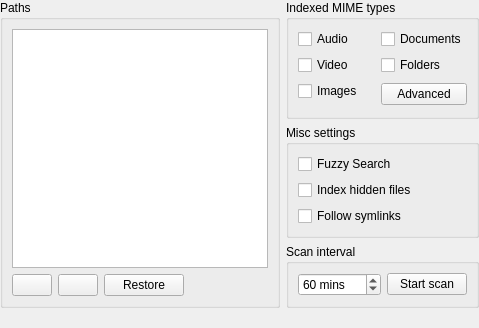
First picture: the form in files/src/configwidget.ui, repository albertlauncher/plugins, before the edit.
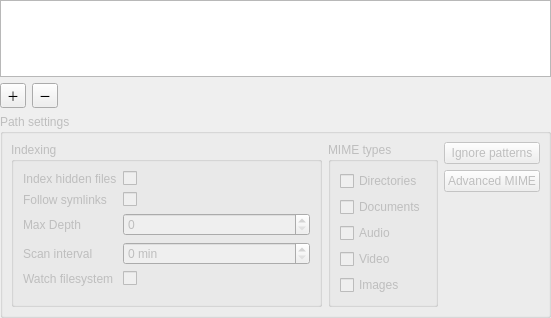
Second picture: the form after the edit. Icons and pictures are not drawn.

What changed in the file:
```diff
--- a/files/src/configwidget.ui
+++ b/files/src/configwidget.ui
@@ -1,7 +1,15 @@
 <?xml version="1.0" encoding="UTF-8"?>
 <ui version="4.0">
- <class>Files::ConfigWidget</class>
- <widget class="QWidget" name="Files::ConfigWidget">
+ <class>ConfigWidget</class>
+ <widget class="QWidget" name="ConfigWidget">
+  <property name="geometry">
+   <rect>
+    <x>0</x>
+    <y>0</y>
+    <width>551</width>
+    <height>318</height>
+   </rect>
+  </property>
   <layout class="QVBoxLayout" name="verticalLayout_2">
    <property name="leftMargin">
     <number>0</number>
@@ -16,14 +24,6 @@
     <number>0</number>
    </property>
    <item>
-    <layout class="QHBoxLayout" name="horizontalLayout_3" stretch="0,0">
-     <item>
-      <widget class="QGroupBox" name="groupBox_1">
-       <property name="title">
-        <string>Paths</string>
-       </property>
-       <layout class="QVBoxLayout" name="verticalLayout_4">
-        <item>
          <widget class="QListView" name="listView_paths">
           <property name="editTriggers">
            <set>QAbstractItemView::NoEditTriggers</set>
@@ -37,163 +37,125 @@
          </widget>
         </item>
         <item>
-         <layout class="QHBoxLayout" name="horizontalLayout_2">
+    <layout class="QHBoxLayout" name="horizontalLayout_4">
           <item>
-           <widget class="QPushButton" name="pushButton_add">
-            <property name="sizePolicy">
-             <sizepolicy hsizetype="Fixed" vsizetype="Fixed">
-              <horstretch>0</horstretch>
-              <verstretch>0</verstretch>
-             </sizepolicy>
-            </property>
-            <property name="icon">
-             <iconset theme="list-add">
-              <normaloff>.</normaloff>.</iconset>
-            </property>
+      <widget class="QToolButton" name="toolButton_add">
+       <property name="text">
+        <string>＋</string>
+       </property>
            </widget>
           </item>
           <item>
-           <widget class="QPushButton" name="pushButton_remove">
-            <property name="sizePolicy">
-             <sizepolicy hsizetype="Fixed" vsizetype="Fixed">
-              <horstretch>0</horstretch>
-              <verstretch>0</verstretch>
-             </sizepolicy>
-            </property>
-            <property name="icon">
-             <iconset theme="list-remove">
-              <normaloff>.</normaloff>.</iconset>
-            </property>
+      <widget class="QToolButton" name="toolButton_rem">
+       <property name="text">
+        <string>－</string>
+       </property>
            </widget>
           </item>
           <item>
-           <widget class="QPushButton" name="pushButton_restore">
+      <widget class="QLabel" name="label_statusbar">
             <property name="text">
-             <string>Restore</string>
+        <string/>
             </property>
            </widget>
           </item>
-          <item>
-           <spacer name="horizontalSpacer_2">
-            <property name="orientation">
-             <enum>Qt::Horizontal</enum>
-            </property>
-            <property name="sizeHint" stdset="0">
-             <size>
-              <width>0</width>
-              <height>0</height>
-             </size>
-            </property>
-           </spacer>
-          </item>
-         </layout>
-        </item>
-       </layout>
-      </widget>
-     </item>
+    </layout>
+   </item>
      <item>
-      <layout class="QVBoxLayout" name="verticalLayout_5">
-       <item>
-        <widget class="QGroupBox" name="groupBox_2">
+    <widget class="QGroupBox" name="groupBox_path">
+     <property name="enabled">
+      <bool>false</bool>
+     </property>
          <property name="title">
-          <string>Indexed MIME types</string>
-         </property>
-         <layout class="QGridLayout" name="gridLayout_3">
-          <item row="0" column="1">
-           <widget class="QCheckBox" name="checkBox_docs">
-            <property name="text">
-             <string>Documents</string>
-            </property>
-           </widget>
-          </item>
-          <item row="1" column="1">
-           <widget class="QCheckBox" name="checkBox_dirs">
-            <property name="text">
-             <string>Folders</string>
-            </property>
-           </widget>
-          </item>
-          <item row="2" column="0">
-           <widget class="QCheckBox" name="checkBox_image">
-            <property name="text">
-             <string>Images</string>
-            </property>
-           </widget>
-          </item>
-          <item row="1" column="0">
-           <widget class="QCheckBox" name="checkBox_video">
-            <property name="text">
-             <string>Video</string>
-            </property>
-           </widget>
-          </item>
+      <string>Path settings</string>
+     </property>
+     <layout class="QHBoxLayout" name="horizontalLayout_3" stretch="0,0,0">
+      <property name="leftMargin">
+       <number>8</number>
+      </property>
+      <property name="topMargin">
+       <number>8</number>
+      </property>
+      <property name="rightMargin">
+       <number>8</number>
+      </property>
+      <property name="bottomMargin">
+       <number>8</number>
+      </property>
+      <item>
+       <widget class="QGroupBox" name="groupBox">
+        <property name="title">
+         <string>Indexing</string>
+        </property>
+        <layout class="QFormLayout" name="formLayout">
           <item row="0" column="0">
-           <widget class="QCheckBox" name="checkBox_audio">
-            <property name="text">
-             <string>Audio</string>
-            </property>
-           </widget>
-          </item>
-          <item row="2" column="1" rowspan="2">
-           <widget class="QPushButton" name="pushButton_advanced">
-            <property name="text">
-             <string>Advanced</string>
-            </property>
-           </widget>
-          </item>
-         </layout>
-        </widget>
-       </item>
-       <item>
-        <widget class="QGroupBox" name="groupBox_5">
-         <property name="title">
-          <string>Misc settings</string>
-         </property>
-         <layout class="QVBoxLayout" name="verticalLayout_6">
-          <item>
-           <widget class="QCheckBox" name="checkBox_fuzzy">
-            <property name="text">
-             <string>Fuzzy Search</string>
-            </property>
-           </widget>
-          </item>
-          <item>
-           <widget class="QCheckBox" name="checkBox_hidden">
+          <widget class="QLabel" name="label_hidden">
             <property name="text">
              <string>Index hidden files</string>
             </property>
            </widget>
           </item>
-          <item>
+         <item row="0" column="1">
+          <widget class="QCheckBox" name="checkBox_hidden">
+           <property name="text">
+            <string/>
+           </property>
+          </widget>
+         </item>
+         <item row="1" column="0">
+          <widget class="QLabel" name="label_symlink">
+           <property name="text">
+            <string>Follow symlinks</string>
+           </property>
+          </widget>
+         </item>
+         <item row="1" column="1">
            <widget class="QCheckBox" name="checkBox_followSymlinks">
             <property name="toolTip">
              <string>&lt;html&gt;&lt;head/&gt;&lt;body&gt;&lt;p&gt;This option should by used with care and only if necessary. It may cause indexing of way more files you wanted when the indexed file tree contains links to directories outside the specified file tree.&lt;/p&gt;&lt;/body&gt;&lt;/html&gt;</string>
             </property>
             <property name="text">
-             <string>Follow symlinks</string>
+            <string/>
             </property>
            </widget>
           </item>
-         </layout>
-        </widget>
-       </item>
-       <item>
-        <widget class="QGroupBox" name="groupBox_3">
-         <property name="title">
+         <item row="2" column="0">
+          <widget class="QLabel" name="label_depth">
+           <property name="text">
+            <string>Max Depth</string>
+           </property>
+          </widget>
+         </item>
+         <item row="2" column="1">
+          <widget class="QSpinBox" name="spinBox_depth">
+           <property name="sizePolicy">
+            <sizepolicy hsizetype="MinimumExpanding" vsizetype="Fixed">
+             <horstretch>0</horstretch>
+             <verstretch>0</verstretch>
+            </sizepolicy>
+           </property>
+           <property name="maximum">
+            <number>255</number>
+           </property>
+          </widget>
+         </item>
+         <item row="3" column="0">
+          <widget class="QLabel" name="label_interval">
+           <property name="text">
           <string>Scan interval</string>
          </property>
-         <layout class="QGridLayout" name="gridLayout">
-          <item row="0" column="1">
-           <widget class="QPushButton" name="pushButton_update">
-            <property name="text">
-             <string>Start scan</string>
-            </property>
-           </widget>
-          </item>
-          <item row="0" column="0">
+          </widget>
+         </item>
+         <item row="3" column="1">
            <widget class="QSpinBox" name="spinBox_interval">
+           <property name="sizePolicy">
+            <sizepolicy hsizetype="MinimumExpanding" vsizetype="Fixed">
+             <horstretch>0</horstretch>
+             <verstretch>0</verstretch>
+            </sizepolicy>
+           </property>
             <property name="suffix">
-             <string> mins</string>
+            <string> min</string>
             </property>
             <property name="minimum">
              <number>0</number>
@@ -204,12 +166,83 @@
             <property name="singleStep">
              <number>5</number>
             </property>
-            <property name="value">
-             <number>60</number>
+          </widget>
+         </item>
+         <item row="4" column="0">
+          <widget class="QLabel" name="label_fswatch">
+           <property name="text">
+            <string>Watch filesystem</string>
             </property>
            </widget>
           </item>
-         </layout>
+         <item row="4" column="1">
+          <widget class="QCheckBox" name="checkBox_fswatch">
+           <property name="text">
+            <string/>
+           </property>
+          </widget>
+         </item>
+        </layout>
+       </widget>
+      </item>
+      <item>
+       <widget class="QGroupBox" name="groupBox_3">
+        <property name="title">
+         <string>MIME types</string>
+        </property>
+        <layout class="QVBoxLayout" name="verticalLayout_3">
+         <item>
+          <widget class="QCheckBox" name="checkBox_dirs">
+           <property name="text">
+            <string>Directories</string>
+           </property>
+          </widget>
+         </item>
+         <item>
+          <widget class="QCheckBox" name="checkBox_docs">
+           <property name="text">
+            <string>Documents</string>
+           </property>
+          </widget>
+         </item>
+         <item>
+          <widget class="QCheckBox" name="checkBox_audio">
+           <property name="text">
+            <string>Audio</string>
+           </property>
+          </widget>
+         </item>
+         <item>
+          <widget class="QCheckBox" name="checkBox_video">
+           <property name="text">
+            <string>Video</string>
+           </property>
+          </widget>
+         </item>
+         <item>
+          <widget class="QCheckBox" name="checkBox_image">
+           <property name="text">
+            <string>Images</string>
+           </property>
+          </widget>
+         </item>
+        </layout>
+       </widget>
+      </item>
+      <item>
+       <layout class="QVBoxLayout" name="verticalLayout">
+        <item>
+         <widget class="QPushButton" name="pushButton_namefilters">
+          <property name="text">
+           <string>Ignore patterns</string>
+          </property>
+         </widget>
+        </item>
+        <item>
+         <widget class="QPushButton" name="pushButton_mimefilters">
+          <property name="text">
+           <string>Advanced MIME</string>
+          </property>
         </widget>
        </item>
        <item>
@@ -217,6 +250,9 @@
          <property name="orientation">
           <enum>Qt::Vertical</enum>
          </property>
+          <property name="sizeType">
+           <enum>QSizePolicy::MinimumExpanding</enum>
+          </property>
          <property name="sizeHint" stdset="0">
           <size>
            <width>0</width>
@@ -228,12 +264,6 @@
       </layout>
      </item>
     </layout>
-   </item>
-   <item>
-    <widget class="QLabel" name="label_statusbar">
-     <property name="text">
-      <string/>
-     </property>
     </widget>
    </item>
   </layout>
```
Lines whose indentation alone changed are shown as unchanged.
